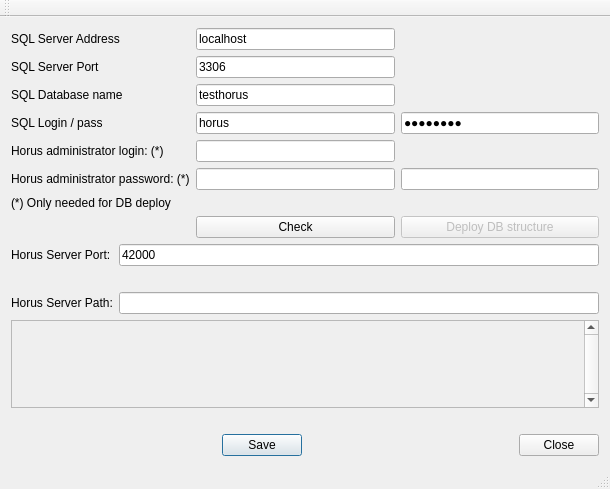
First picture: the form in Installer/Configuration/HorusXconf/mainwindow.ui, repository freakyzoidberg/horus-edu, before the edit.
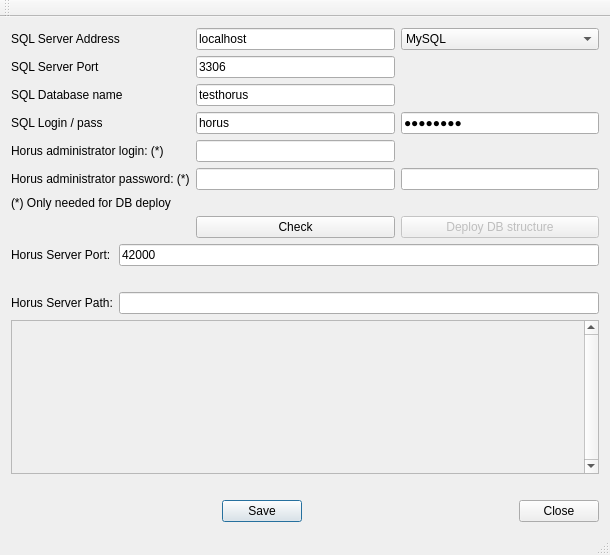
Second picture: the form after the edit.

Diff of the .ui file:
```diff
--- a/Installer/Configuration/HorusXconf/mainwindow.ui
+++ b/Installer/Configuration/HorusXconf/mainwindow.ui
@@ -7,7 +7,7 @@
     <x>0</x>
     <y>0</y>
     <width>610</width>
-    <height>489</height>
+    <height>555</height>
    </rect>
   </property>
   <property name="windowTitle">
@@ -115,8 +115,8 @@
           <rect>
            <x>0</x>
            <y>0</y>
-           <width>575</width>
-           <height>76</height>
+           <width>570</width>
+           <height>90</height>
           </rect>
          </property>
          <zorder></zorder>
@@ -267,6 +267,20 @@
         </property>
        </widget>
       </item>
+      <item row="0" column="4">
+       <widget class="QComboBox" name="sqldriver">
+        <item>
+         <property name="text">
+          <string>MySQL</string>
+         </property>
+        </item>
+        <item>
+         <property name="text">
+          <string>PostgreSQL</string>
+         </property>
+        </item>
+       </widget>
+      </item>
      </layout>
     </item>
    </layout>
```
Left out of the diff: 3 changed lines with no effect on the pictures.
